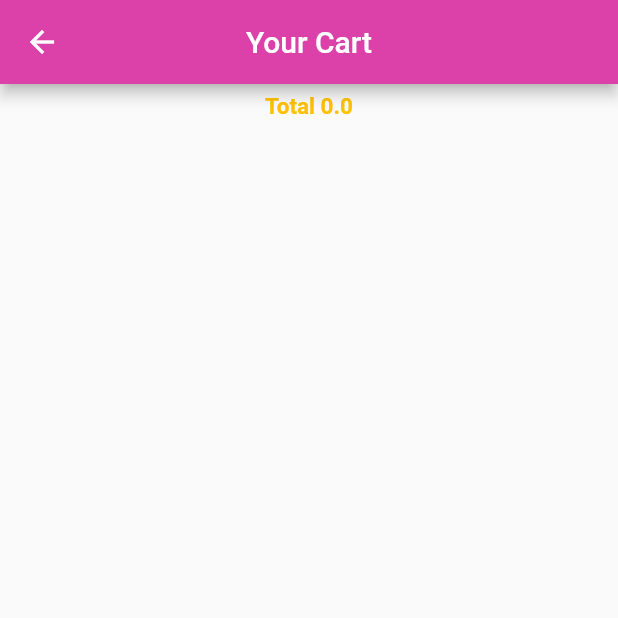
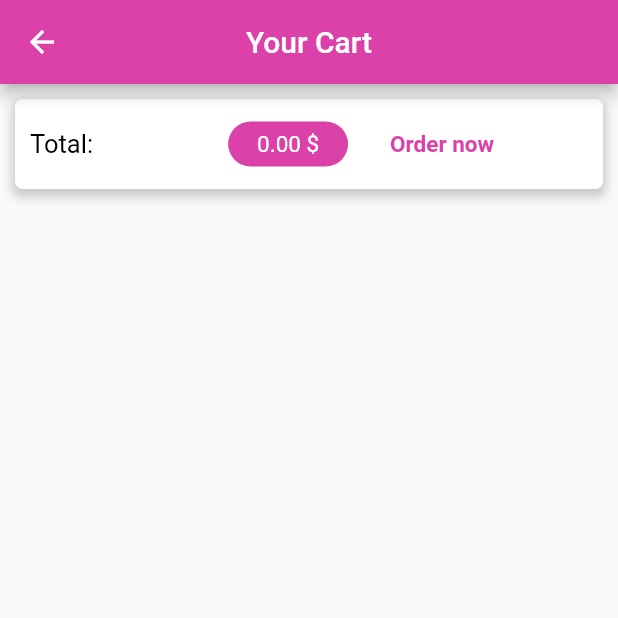
Before and after one commit to Minhcv/shop_app, a Flutter app: the CartPage screen opened by its route, on a phone screen of 412 x 824 dp, the top half of it. Run offline on Flutter 3.47's test engine with Material 2 defaults, Android fonts, the phone set to English and light mode, and no system bars; our stand-ins replace flutter_slidable, google_fonts; missing offline and left inert: dart:ffi; network calls fail.

Commit message:
init project

```diff
--- a/lib/main.dart
+++ b/lib/main.dart
@@ -1,9 +1,11 @@
 import 'package:flutter/material.dart';
 import 'package:shop_app/models/cart_model.dart';
 import 'package:shop_app/modules/cart/cart_page.dart';
-import 'modules/detail/detail_page.dart';
+import 'package:shop_app/modules/detail/detail_page.dart';
+import 'package:provider/provider.dart';
+import 'package:shop_app/modules/order/order_page.dart';
+
 import 'modules/home/home_page.dart';
-import 'package:provider/provider.dart';
 
 void main() {
   runApp(
@@ -23,6 +25,7 @@ class MyApp extends StatelessWidget {
       '/': (context) => const HomePage(),
       '/detail': (context) => const DetailPage(),
       '/cart': (context) => const CartPage(),
+      '/order': (context) => const OrderPage(),
     });
   }
 }
--- a/lib/models/cart_model.dart
+++ b/lib/models/cart_model.dart
@@ -1,3 +1,5 @@
+import 'dart:ffi';
+
 import 'package:flutter/material.dart';
 import 'package:shop_app/models/item_model.dart';
 
@@ -9,16 +11,40 @@ class CartModel extends ChangeNotifier {
     notifyListeners();
   }
 
-  void removeCart(int index) {
-    items.removeAt(index);
+  void removeCart(String id) {
+    items.removeWhere((item) => item.id == id);
     notifyListeners();
   }
 
-  double total() {
+  String total() {
     double total = 0;
     for (var item in items) {
       total += item.price;
     }
-    return total;
+    return total.toStringAsFixed(2);
+  }
+
+  String sumPriceById(String id) {
+    double total = 0;
+    for (var item in items) {
+      if (id == item.id) {
+        total += item.price;
+      }
+    }
+    return total.toStringAsFixed(2);
+  }
+
+  int itemAmount(String id) {
+    int itemAmount = 0;
+    for (var item in items) {
+      if (id == item.id) {
+        itemAmount++;
+      }
+    }
+    return itemAmount;
+  }
+
+  Set<Item> itemsSet() {
+    return Set<Item>.from(items);
   }
 }
--- a/lib/models/item_model.dart
+++ b/lib/models/item_model.dart
@@ -4,13 +4,15 @@ class Item {
   String description;
   double price;
   String imageUrl;
+  bool isLike;
 
   Item(
       {required this.id,
       required this.title,
       required this.description,
       required this.price,
-      required this.imageUrl});
+      required this.imageUrl,
+      required this.isLike});
 
   factory Item.fromJson(Map<String, dynamic> json) {
     return Item(
@@ -19,6 +21,7 @@ class Item {
       description: json['description'],
       price: json['price'],
       imageUrl: json['imageUrl'],
+      isLike: false,
     );
   }
 }
--- a/lib/modules/cart/cart_page.dart
+++ b/lib/modules/cart/cart_page.dart
@@ -2,15 +2,16 @@ import 'package:flutter/material.dart';
 import 'package:shop_app/config/theme.dart';
 import 'package:shop_app/models/cart_model.dart';
 import 'package:provider/provider.dart';
+import 'package:shop_app/models/item_model.dart';
 import 'package:shop_app/widgets/item_cart.dart';
+import 'package:google_fonts/google_fonts.dart';
 
 class CartPage extends StatelessWidget {
   const CartPage({super.key});
 
   @override
   Widget build(BuildContext context) {
-    final cartState =
-        Provider.of<CartModel>(context);
+    final cartState = Provider.of<CartModel>(context);
     return Scaffold(
         appBar: AppBar(
           title: const Text('Your Cart'),
@@ -19,31 +20,81 @@ class CartPage extends StatelessWidget {
         ),
         body: CustomScrollView(slivers: [
           SliverToBoxAdapter(
-            child: SizedBox(
-              height: 30.0,
-              child: Center(
-                child: Text('Total ${cartState.total()}',
-                    style: const TextStyle(
-                      fontWeight: FontWeight.bold,
-                      color: Colors.amber,
-                      fontSize: 15,
-                    )),
-              ),
-            ),
+            child: Container(
+                margin: const EdgeInsets.all(10),
+                padding: const EdgeInsets.all(10),
+                height: 60,
+                decoration: BoxDecoration(
+                  color: Colors.white,
+                  borderRadius: BorderRadius.circular(5),
+                  boxShadow: [
+                    BoxShadow(
+                      color: Colors.black.withOpacity(0.2),
+                      offset: const Offset(0, 3),
+                      blurRadius: 5,
+                      spreadRadius: 2,
+                    ),
+                  ],
+                ),
+                child: Row(
+                  children: [
+                    Text(
+                      'Total:',
+                      style: GoogleFonts.roboto(
+                        color: Colors.black,
+                        fontSize: 17,
+                      ),
+                    ),
+                    Container(
+                        width: 80,
+                        height: 30,
+                        margin: const EdgeInsets.only(left: 90.0),
+                        decoration: BoxDecoration(
+                          color: MyCustomTheme.appBarColor,
+                          borderRadius: BorderRadius.circular(100),
+                        ),
+                        child: Center(
+                          child: Text(
+                            '${cartState.total()} \$',
+                            style: GoogleFonts.roboto(
+                              color: Colors.white,
+                              fontSize: 15,
+                            ),
+                          ),
+                        )),
+                    Container(
+                        margin: const EdgeInsets.only(left: 20.0),
+                        child: TextButton(
+                          onPressed: () {
+                            Navigator.pushNamed(context, '/order');
+                          },
+                          child: Text(
+                            'Order now',
+                            style: GoogleFonts.roboto(
+                              color: MyCustomTheme.textColorPink,
+                              fontWeight: FontWeight.bold,
+                              fontSize: 15,
+                            ),
+                          ),
+                        ))
+                  ],
+                )),
           ),
           SliverList(
             delegate: SliverChildBuilderDelegate(
               (BuildContext context, int index) {
+                List<Item> list = cartState.itemsSet().toList();
                 return ItemCart(
-                  title: cartState.items[index].title,
-                  money: cartState.items[index].price,
+                  id: list[index].id,
+                  title: list[index].title,
+                  money: list[index].price,
                   dateCreated: DateTime.now(),
                   deleteFunction: (ctx) {
-                    cartState.removeCart(index);
+                    cartState.removeCart(list[index].id);
                   },
                 );
               },
-              childCount: cartState.items.length,
+              childCount: cartState.itemsSet().length,
             ),
           )
         ]));
--- a/lib/widgets/product.dart
+++ b/lib/widgets/product.dart
@@ -22,8 +22,9 @@ class Product extends StatelessWidget {
             onTap: () {
               Navigator.pushNamed(context, '/detail', arguments: item);
             },
-            child: SizedBox(
+            child: Container(
               height: 100,
+              alignment: Alignment.center,
               child: Image.network(
                 item.imageUrl,
                 fit: BoxFit.cover,
@@ -51,7 +52,8 @@ class Product extends StatelessWidget {
                   children: [
                     IconButton(
                       onPressed: onLikePressed,
-                      icon: const Icon(Icons.favorite_border),
+                      icon: Icon(
+                          item.isLike ? Icons.favorite : Icons.favorite_border),
                     ),
                     IconButton(
                       onPressed: onAddToCartPressed,
```
Also changed, not shown: lib/modules/detail/detail_page.dart (+22 -18 lines), lib/modules/home/home_page.dart (+15 -8 lines), lib/modules/order/order_page.dart (added, +133 -0 lines), lib/widgets/item_cart.dart (+40 -15 lines).
